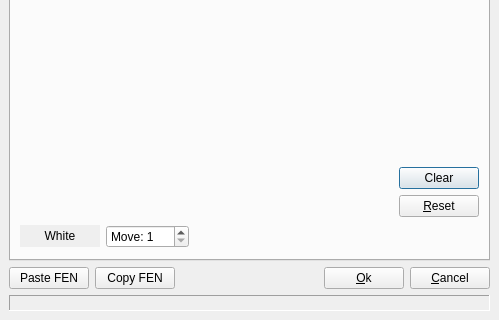
First picture: the form in src/gui/boardsetup.ui, repository madnight/chessx, before the edit; both pictures show x 0 to 499 and y 160 to 480 of the 499 by 480 pixel window.
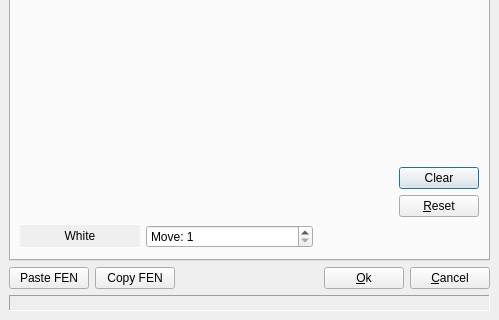
Second picture: the form after the edit. Custom widgets are drawn as their Qt base class.

Commit message: Fix: board setup widgets size.

Patch:
```diff
--- a/src/gui/boardsetup.ui
+++ b/src/gui/boardsetup.ui
@@ -87,8 +87,20 @@
           <number>6</number>
          </property>
          <item>
-          <widget class="QPushButton" name="toMoveButton" >
-           <property name="autoFillBackground" >
+          <widget class="QPushButton" name="toMoveButton">
+           <property name="sizePolicy">
+            <sizepolicy hsizetype="Fixed" vsizetype="Fixed">
+             <horstretch>0</horstretch>
+             <verstretch>0</verstretch>
+            </sizepolicy>
+           </property>
+           <property name="minimumSize">
+            <size>
+             <width>120</width>
+             <height>0</height>
+            </size>
+           </property>
+           <property name="autoFillBackground">
             <bool>true</bool>
            </property>
            <property name="text" >
@@ -100,17 +112,23 @@
           </widget>
          </item>
          <item>
-          <widget class="QSpinBox" name="moveSpin" >
-           <property name="prefix" >
+          <widget class="QSpinBox" name="moveSpin">
+           <property name="sizePolicy">
+            <sizepolicy hsizetype="MinimumExpanding" vsizetype="Fixed">
+             <horstretch>0</horstretch>
+             <verstretch>0</verstretch>
+            </sizepolicy>
+           </property>
+           <property name="prefix">
             <string>Move: </string>
            </property>
-           <property name="maximum" >
+           <property name="minimum">
+            <number>1</number>
+           </property>
+           <property name="maximum">
             <number>300</number>
            </property>
-           <property name="minimum" >
-            <number>1</number>
-           </property>
-           <property name="value" >
+           <property name="value">
             <number>1</number>
            </property>
           </widget>
@@ -409,7 +427,7 @@
    </item>
   </layout>
  </widget>
- <layoutdefault spacing="6" margin="11" />
+ <layoutdefault spacing="6" margin="11"/>
  <customwidgets>
   <customwidget>
    <class>BoardView</class>
```
Left out of the diff: 259 changed lines with no effect on the pictures.
